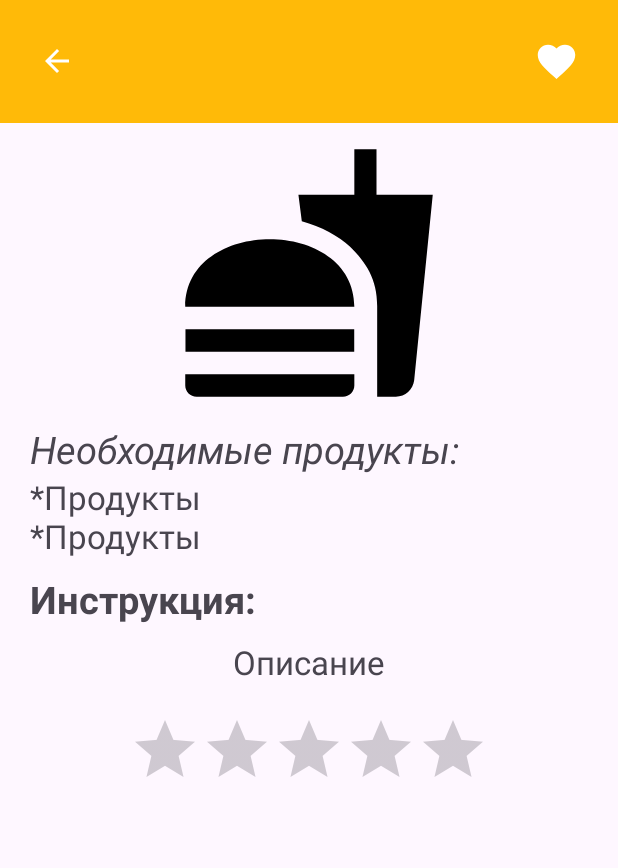
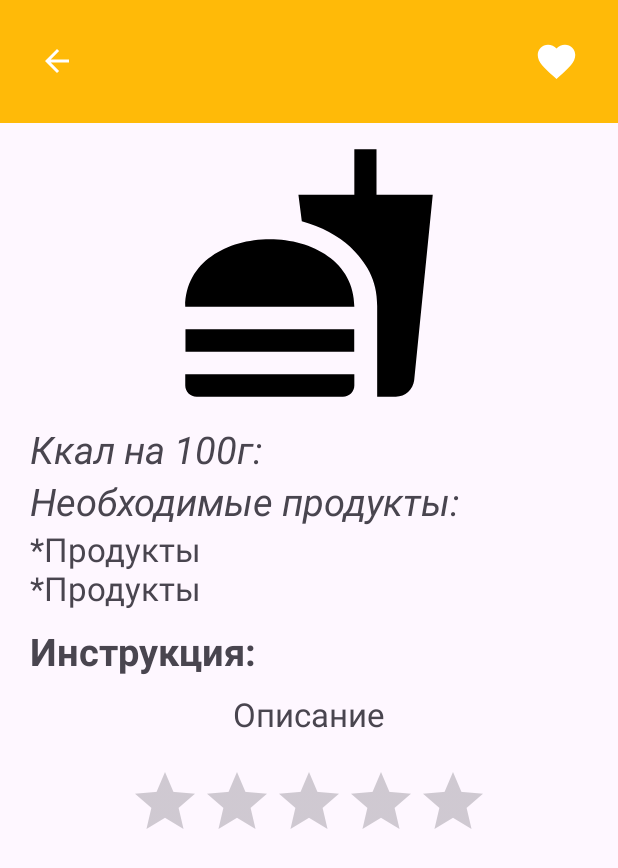
Before and after one commit to Kekuz/Freezer, an Android app: the RecipeActivity screen opened directly, with no data from a screen before it, on a phone screen of 412 x 824 dp. Shown: the top 868 px of the screen. Run offline under Robolectric (Android 15) with nearby library versions, the phone set to English and light mode, and no system bars; our stand-ins replace Firebase (no records; nobody signed in at launch, a user with empty details on screens opened directly), Picasso; 4 statements that could not run were skipped.

Commit message:
Added calories in recipes

```diff
--- a/app/src/main/java/com/diploma/freezer/recipes/RecipeActivity.java
+++ b/app/src/main/java/com/diploma/freezer/recipes/RecipeActivity.java
@@ -19,7 +19,7 @@ import com.diploma.freezer.RatingItem;
 import com.squareup.picasso.Picasso;
 
 public class RecipeActivity extends AppCompatActivity {
-    TextView captionView, descriptionView, productsTextView, textViewRating;
+    TextView captionView, descriptionView, productsTextView, textViewRating, caloriesTextView;
     ImageView imageView, imageButton;
     RatingBar ratingBar;
 
@@ -36,6 +36,7 @@ public class RecipeActivity extends AppCompatActivity {
         imageButton = findViewById(R.id.back_icon);
         ratingBar = findViewById(R.id.ratingBar);
         textViewRating = findViewById(R.id.textViewRating);
+        caloriesTextView = findViewById(R.id.caloriesTextView);
 
         imageButton.setOnClickListener(view -> finish());
 
@@ -44,6 +45,7 @@ public class RecipeActivity extends AppCompatActivity {
         descriptionView.setText(Html.fromHtml(getIntent().getExtras().getString("description"), Html.FROM_HTML_MODE_COMPACT));
         captionView.setText(recipeName);
         productsTextView.setText(getIntent().getExtras().getString("ingredients"));
+        caloriesTextView.setText(RecipeActivity.this.getString(R.string.calories_count) + " " + getIntent().getExtras().getString("calories"));
 
         try {
             Picasso.get().load(getIntent().getExtras().getString("image")).into(imageView);
--- a/app/src/main/java/com/diploma/freezer/recipes/Recipes.java
+++ b/app/src/main/java/com/diploma/freezer/recipes/Recipes.java
@@ -35,7 +35,7 @@ public class Recipes {
 
     private void syncData(){
 
-        db.collection("recipes").orderBy("caption", Query.Direction.ASCENDING)
+        db.collection("recipes").orderBy("calories", Query.Direction.ASCENDING)
                 .addSnapshotListener(new EventListener<QuerySnapshot>() {
                     @SuppressLint("NotifyDataSetChanged")
                     @Override
@@ -51,7 +51,7 @@ public class Recipes {
                             if(dc.getType() == DocumentChange.Type.ADDED){
                                 recipeItems.add(dc.getDocument().toObject(RecipeItem.class));
                                 Log.d(TAG, "Recipe data: " + recipeItems);
-                                ///MainActivity.progressBar.setVisibility(View.GONE);
+                                //MainActivity.progressBar.setVisibility(View.GONE);
                                 //RecipesFragment.recipesItemAdapter.notifyDataSetChanged();
                             }
                         }
--- a/app/src/main/java/com/diploma/freezer/recipes/RecipesFragment.java
+++ b/app/src/main/java/com/diploma/freezer/recipes/RecipesFragment.java
@@ -84,6 +84,7 @@ public class RecipesFragment extends Fragment {
                 intent.putExtra("image", filtered.get(i).getImage());
                 intent.putExtra("description", filtered.get(i).getDescription());
                 intent.putExtra("ingredients",filtered.get(i).getStringIngredients());
+                intent.putExtra("calories",filtered.get(i).getCalories());
                 startActivity(intent);
             }
         });
--- a/app/src/main/res/layout/activity_recipe.xml
+++ b/app/src/main/res/layout/activity_recipe.xml
@@ -31,7 +31,17 @@
             app:layout_constraintTop_toTopOf="parent"
             tools:srcCompat="@tools:sample/backgrounds/scenic" />
 
-
+        <TextView
+            android:id="@+id/caloriesTextView"
+            android:layout_width="wrap_content"
+            android:layout_height="wrap_content"
+            android:text="@string/calories_count"
+            android:textSize="25sp"
+            android:textStyle="italic"
+            android:paddingStart="20dp"
+            android:paddingEnd="20dp"
+            app:layout_constraintStart_toStartOf="parent"
+            app:layout_constraintTop_toBottomOf="@+id/recipeImageView"/>
 
         <TextView
             android:id="@+id/articleTextView"
@@ -43,7 +53,7 @@
             android:paddingStart="20dp"
             android:paddingEnd="20dp"
             app:layout_constraintStart_toStartOf="parent"
-            app:layout_constraintTop_toBottomOf="@+id/recipeImageView"/>
+            app:layout_constraintTop_toBottomOf="@+id/caloriesTextView"/>
 
         <TextView
             android:id="@+id/productsTextView"
--- a/app/src/main/res/values/strings.xml
+++ b/app/src/main/res/values/strings.xml
@@ -33,4 +33,5 @@
     <string name="description">Описание</string>
     <string name="clear">Отчистить</string>
     <string name="no_recipes">Подходящих рецептов нет :(</string>
+    <string name="calories_count">Ккал на 100г:</string>
 </resources>
--- a/build.gradle
+++ b/build.gradle
@@ -4,6 +4,6 @@ buildscript {
     }
 }// Top-level build file where you can add configuration options common to all sub-projects/modules.
 plugins {
-    id 'com.android.application' version '8.0.0' apply false
-    id 'com.android.library' version '8.0.0' apply false
+    id 'com.android.application' version '8.0.1' apply false
+    id 'com.android.library' version '8.0.1' apply false
 }
```
Also changed, not shown: app/src/main/java/com/diploma/freezer/recipes/RecipeItem.java (+7 -2 lines).
